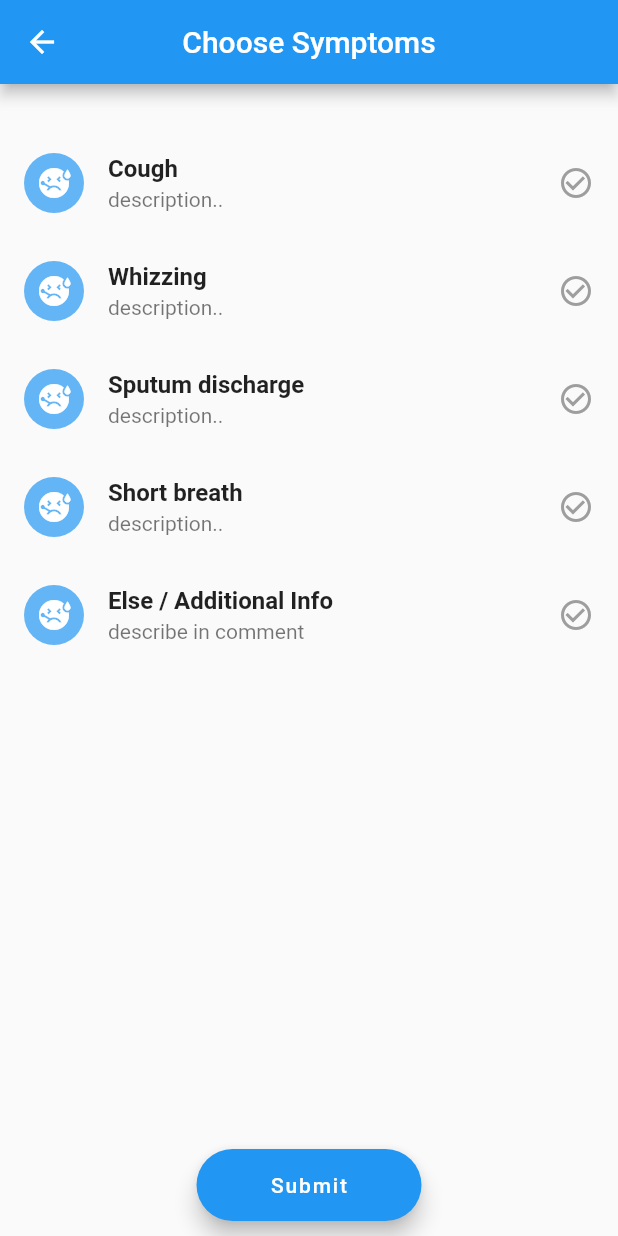
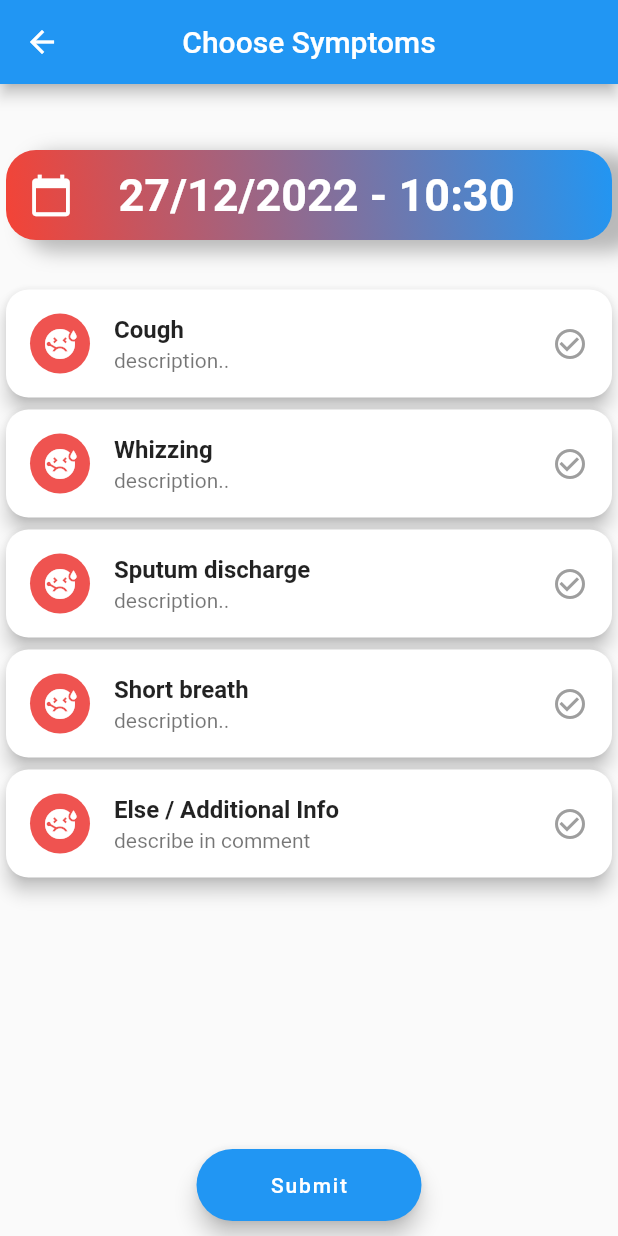
Before and after one commit to hannak24/RespiTrack, a Flutter app: the screen it shows after launch, item 3 of the bottom bar chosen, on a phone screen of 412 x 824 dp. Run offline on Flutter 3.47's test engine with Material 2 defaults, Android fonts, the light colour scheme and no system bars; our stand-ins replace charts_flutter, cloud_firestore, firebase_core, pie_chart; accounts and stored records are empty; network calls fail.

Commit message:
alarm page & symptoms page are connected to database

```diff
--- a/lib/setSymptoms.dart
+++ b/lib/setSymptoms.dart
@@ -27,8 +27,8 @@ class _SymptomsPageState extends State<SymptomsPage> {
 
   List<Symptom> selectedSymptoms = [];
   final TextEditingController _titleController = TextEditingController();
-
   final CollectionReference _symptoms = FirebaseFirestore.instance.collection('Symptoms');
+  DateTime dateTime = DateTime.now();
 
   void _pushSplashScreen(){
     Navigator.of(context).push(MaterialPageRoute(builder: (_){
@@ -47,9 +47,71 @@ class _SymptomsPageState extends State<SymptomsPage> {
     ),
     body: SafeArea(
     child: Container(
+
       child: Column(
         children: [
-          SizedBox(height: 30),
+          SizedBox(height: 40),
+          Card(
+            elevation: 0,
+            shape: RoundedRectangleBorder(
+              borderRadius: BorderRadius.circular(20.0),
+            ),
+            child: Stack(
+              children: <Widget>[
+                Positioned.fill(
+                  child: Container(
+                    width: 1000,
+                    decoration: const BoxDecoration(
+                      boxShadow: [BoxShadow(color: Colors.black26, spreadRadius: 3, blurRadius: 10, offset: Offset(15,5))],
+                      borderRadius: BorderRadius.all(Radius.circular(20)),
+                      //color: Colors.blue,
+                      gradient: LinearGradient(
+                        begin: Alignment.topRight,
+                        end: Alignment.bottomLeft,
+                        colors: [Colors.blue, Colors.red,],
+                      )
+                    ),
+                  ),
+                ),
+                GestureDetector(
+                onTap: () async{
+                  DateTime? newDate = await showDatePicker(
+                  context: context, initialDate: dateTime, firstDate: DateTime(2000), lastDate: DateTime(2100),);
+                  if (newDate == null){
+                  return;
+                  }
+                  TimeOfDay? newTime = await showTimePicker(context: context, initialTime: TimeOfDay(hour: dateTime.hour, minute: dateTime.minute));
+                  if (newTime == null){
+                  return;
+                  }
+                  final updatedDateTime = DateTime(newDate.year,newDate.month,newDate.day,newTime.hour, newTime.minute,);
+                  setState(() {
+                  dateTime = updatedDateTime;
+                  });
+                  },
+                child: Row(
+                  children: [
+                    SizedBox(width: 15,),
+                    Icon( Icons.calendar_today, color: Colors.white,size: 30,),
+                    SizedBox(width: 25,),
+                    Container(
+                      height: 50, margin: EdgeInsets.all(5),
+                        child: Row(
+                          children: [
+                            Text('${dateTime.day}/${dateTime.month}/${dateTime.year} - ${dateTime.hour}:${dateTime.minute}', style: const TextStyle(fontSize: 30, fontWeight: FontWeight.bold, color: Colors.white),),
+
+                          ],
+                        ),
+                    ),
+                  ],
+                ),
+                ),
+              ],
+            ),
+          ),
+
+
+          SizedBox(height: 25),
           Expanded(
             child:
               ListView.builder(
@@ -78,12 +140,13 @@ class _SymptomsPageState extends State<SymptomsPage> {
                     }
                     else {sym = sym + element.name;
                   }});
-                  await _symptoms.add({ "symptoms": sym, "date": DateTime.now(), "info" : _titleController.text});
+                  await _symptoms.add({ "symptoms": sym, "date": dateTime, "info" : _titleController.text});
                   _titleController.text = '';
                   _pushSplashScreen();
                 },
                // icon: Icon(Icons.alarm),
                 label: Text('Submit'),
+
               ),
             ),
           ),//: Container(),
@@ -94,9 +157,14 @@ class _SymptomsPageState extends State<SymptomsPage> {
     );
  }
  Widget SymptomItem(String name, String description, bool isSelected, int index){
-   return ListTile(
+    return Card(
+     elevation: 5,
+     shape: RoundedRectangleBorder(
+       borderRadius: BorderRadius.circular(15.0),
+     ),
+     child: ListTile(
        leading: CircleAvatar(
-       backgroundColor: Colors.blue.shade300,
+         backgroundColor: Colors.red.shade400,
          child: Icon(
            Icons.sick,
            color: Colors.white,
@@ -112,7 +180,7 @@ class _SymptomsPageState extends State<SymptomsPage> {
        trailing: isSelected
            ? Icon(
          Icons.check_circle,
-       color: Colors.lightBlue.shade300,
+         color: Colors.green,
        )
            : Icon(
          Icons.check_circle_outline,
@@ -164,6 +232,7 @@ class _SymptomsPageState extends State<SymptomsPage> {
            );
          }
        },
+     ),
    );
  }
 }
```
Also changed, not shown: lib/setMedicineAlarm.dart (+15 -7 lines). Lines whose indentation alone changed are shown as unchanged.
